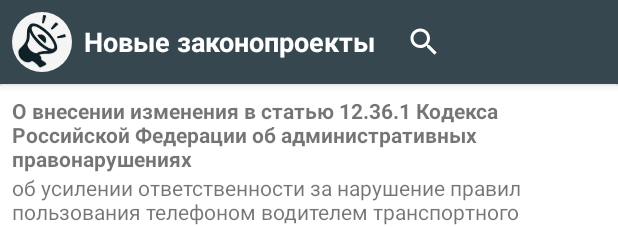
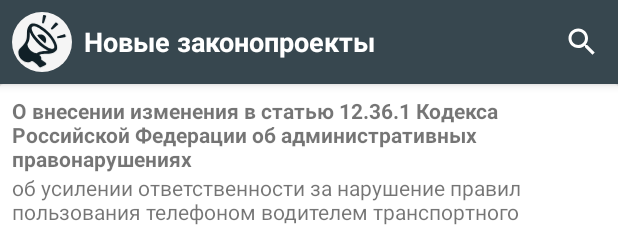
Before and after one commit to asuslennikov/voxp-android, an Android app: the layout last_laws_fragment.xml on its own in the app's theme, with its tools: preview values and no code run, on a phone screen of 412 x 824 dp. Shown: the top 227 px of the screen. Run offline under Robolectric (Android 15) with nearby library versions, the phone set to English and light mode, and no system bars.

Commit message:
ConstraintSet animation

```diff
--- a/04_voxp_app/src/main/java/ru/voxp/android/presentation/law/last/LastLawsViewModel.kt
+++ b/04_voxp_app/src/main/java/ru/voxp/android/presentation/law/last/LastLawsViewModel.kt
@@ -110,4 +110,10 @@ class LastLawsViewModel @Inject constructor(
     fun triggerNextPageLoading() {
         searchLawsUseCase.triggerNextPageLoading(SearchLawsInput(searchLawsTaskKey))
     }
+
+    fun onSearchClick() {
+        sendState(currentState.clone().apply {
+            searchExpanded = !currentState.searchExpanded
+        })
+    }
 }
--- a/04_voxp_app/src/main/java/ru/voxp/android/presentation/splash/SplashViewModel.kt
+++ b/04_voxp_app/src/main/java/ru/voxp/android/presentation/splash/SplashViewModel.kt
@@ -39,7 +39,7 @@ internal class RealSplashViewModel(application: VoxpApplication) : AbstractViewM
         disposable = collectDisposable(Observable.combineLatest(
             initializationObservable,
             minAnimationDurationObservable,
-            BiFunction { f: InitializationStatus, s: Long -> f })
+            BiFunction { f: InitializationStatus, _: Long -> f })
             .subscribe { navigateFromSplash() })
     }
 
--- a/04_voxp_app/src/main/res/layout/last_laws_fragment.xml
+++ b/04_voxp_app/src/main/res/layout/last_laws_fragment.xml
@@ -33,11 +33,12 @@
             android:layout_height="wrap_content"
             android:clipChildren="false">
 
-            <LinearLayout
+            <androidx.constraintlayout.widget.ConstraintLayout
+                android:id="@+id/last_laws_fragment_toolbar"
                 android:layout_width="match_parent"
                 android:layout_height="wrap_content"
+                android:minHeight="@dimen/toolbar_icon_size"
                 android:clipChildren="false"
-                android:orientation="horizontal"
                 app:layout_scrollFlags="scroll|enterAlways|snap">
 
                 <ImageView
@@ -47,24 +48,39 @@
                     android:contentDescription="@string/last_laws_fragment_toolbar_icon_description"
                     android:padding="@dimen/element_default_padding"
                     android:transitionName="last_laws_fragment_toolbar_icon"
+                    app:layout_constraintLeft_toLeftOf="parent"
+                    app:layout_constraintStart_toStartOf="parent"
+                    app:layout_constraintTop_toTopOf="parent"
                     app:srcCompat="@drawable/ic_bullhorn_toolbar" />
 
                 <TextView
                     android:id="@+id/last_laws_fragment_header"
                     style="@style/AppBarText"
                     android:layout_width="wrap_content"
-                    android:layout_height="match_parent"
+                    android:layout_height="0dp"
                     android:gravity="center_vertical"
                     android:paddingEnd="@dimen/element_default_padding"
                     android:paddingRight="@dimen/element_default_padding"
-                    android:text="@string/last_laws_fragment_header_text" />
+                    android:text="@string/last_laws_fragment_header_text"
+                    app:layout_constraintBottom_toBottomOf="@id/last_laws_fragment_toolbar_icon"
+                    app:layout_constraintLeft_toRightOf="@id/last_laws_fragment_toolbar_icon"
+                    app:layout_constraintStart_toEndOf="@id/last_laws_fragment_toolbar_icon"
+                    app:layout_constraintTop_toTopOf="parent" />
 
                 <androidx.appcompat.widget.SearchView
+                    android:id="@+id/last_laws_fragment_toolbar_search"
                     style="@style/ToolbarSearchStyle"
+                    android:layout_width="wrap_content"
+                    android:layout_height="0dp"
+                    android:paddingStart="@dimen/element_default_padding"
+                    android:paddingLeft="@dimen/element_default_padding"
                     android:theme="@style/ToolbarSearchTheme"
-                    android:layout_width="wrap_content"
-                    android:layout_height="match_parent" />
-            </LinearLayout>
+                    app:layout_constraintBottom_toBottomOf="@id/last_laws_fragment_toolbar_icon"
+                    app:layout_constraintEnd_toEndOf="parent"
+                    app:layout_constraintRight_toRightOf="parent"
+                    app:layout_constraintTop_toTopOf="parent"
+                    bind:onSearchClick="@{() -> viewModel.onSearchClick()}" />
+            </androidx.constraintlayout.widget.ConstraintLayout>
         </com.google.android.material.appbar.AppBarLayout>
 
         <androidx.swiperefreshlayout.widget.SwipeRefreshLayout
--- a/04_voxp_app/src/main/res/values/integers.xml
+++ b/04_voxp_app/src/main/res/values/integers.xml
@@ -10,6 +10,7 @@
 
     <integer name="last_law_fragment_shared_element_transition_duration">200</integer>
     <integer name="last_law_fragment_visibility_fade_duration">150</integer>
+    <integer name="last_law_fragment_toolbar_expansion_duration">1000</integer>
 
     <integer name="law_card_loader_shimmer_duration">2400</integer>
 </resources>
```
Also changed, not shown: 04_voxp_app/src/main/java/ru/voxp/android/presentation/core/Bindings.kt (+8 -0 lines), 04_voxp_app/src/main/java/ru/voxp/android/presentation/law/last/LastLawsFragment.kt (+42 -3 lines), 04_voxp_app/src/main/java/ru/voxp/android/presentation/law/last/LastLawsState.kt (+15 -0 lines).
